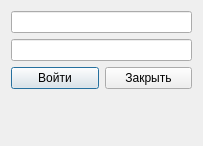
First picture: the form in Widgets/LoginWidget/LoginWidget.ui, repository Wanket/Uni-Dubna-Commander-Qt, before the edit.
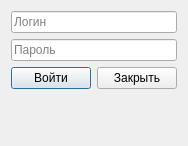
Second picture: the form after the edit.

What changed in the file:
```diff
--- a/Widgets/LoginWidget/LoginWidget.ui
+++ b/Widgets/LoginWidget/LoginWidget.ui
@@ -6,7 +6,7 @@
    <rect>
     <x>0</x>
     <y>0</y>
-    <width>203</width>
+    <width>186</width>
     <height>146</height>
    </rect>
   </property>
@@ -15,13 +15,20 @@
   </property>
   <layout class="QGridLayout" name="gridLayout">
    <item row="0" column="0" colspan="2">
-    <widget class="QLineEdit" name="loginLineEdit"/>
+    <widget class="QLineEdit" name="loginLineEdit">
+     <property name="placeholderText">
+      <string>Логин</string>
+     </property>
+    </widget>
    </item>
    <item row="1" column="0" colspan="2">
     <widget class="QLineEdit" name="passwordLineEdit">
      <property name="echoMode">
       <enum>QLineEdit::Password</enum>
      </property>
+     <property name="placeholderText">
+      <string>Пароль</string>
+     </property>
     </widget>
    </item>
    <item row="2" column="0">
```
